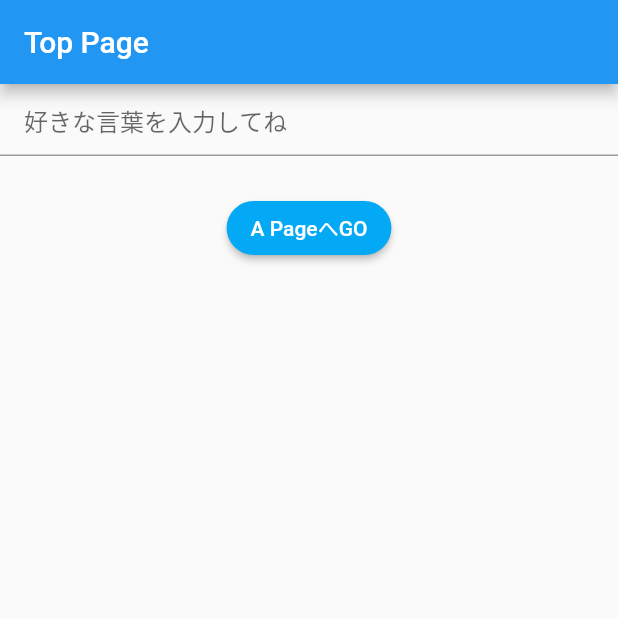
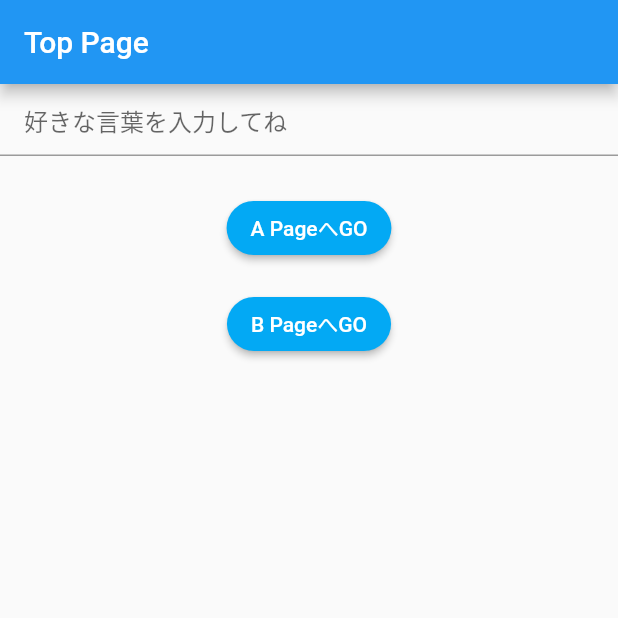
Before and after one commit to doiko123/queens_tech_lab_learning, a Flutter app: the screen it shows after launch, on a phone screen of 412 x 824 dp, the top half of it. Run offline on Flutter 3.47's test engine with Material 2 defaults, Android fonts, the phone set to English and light mode, and no system bars; our stand-ins replace fluttertoast.

Commit message:
B画面でテキストを入力してそれを戻った後のTOP画面で表示できるようにした

```diff
--- a/task_02/lib/main.dart
+++ b/task_02/lib/main.dart
@@ -1,5 +1,6 @@
 import 'package:flutter/material.dart';
 import 'package:task_02/screens/a_page.dart';
+import 'package:task_02/screens/b_page.dart';
 
 void main() {
   runApp(const MyApp());
@@ -30,6 +31,7 @@ class MyHomePage extends StatefulWidget {
 
 class _MyHomePageState extends State<MyHomePage> {
   final TextEditingController _textEditingController = TextEditingController();
+  late String _pageText = '';
 
   @override
   Widget build(BuildContext context) {
@@ -60,7 +62,28 @@ class _MyHomePageState extends State<MyHomePage> {
               onPrimary: Colors.white,
               shape: const StadiumBorder(),
             ),
-          )
+          ),
+          const SizedBox(
+            height: 16,
+          ),
+          ElevatedButton(
+            onPressed: () => _showBPage(),
+            child: const Text('B PageへGO'),
+            style: ElevatedButton.styleFrom(
+              primary: Colors.lightBlue,
+              onPrimary: Colors.white,
+              shape: const StadiumBorder(),
+            ),
+          ),
+          const SizedBox(
+            height: 24,
+          ),
+          Text(
+            _pageText,
+            style: const TextStyle(
+              fontSize: 16,
+            ),
+          ),
         ],
       ),
     );
@@ -76,4 +99,19 @@ class _MyHomePageState extends State<MyHomePage> {
       ),
     );
   }
+
+  Future<void> _showBPage() async {
+    await Navigator.push(
+      context,
+      MaterialPageRoute(
+        builder: (_) => const BPage(),
+      ),
+    ).then((result) {
+      if (result.isNotEmpty) {
+        setState(() {
+          _pageText = result['inputText'];
+        });
+      }
+    });
+  }
 }
```
Also changed, not shown: task_02/lib/screens/b_page.dart (added, +38 -0 lines).
